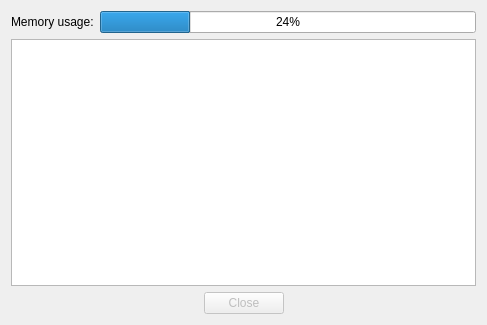
Qt form src/parsedialog.ui (tootal/DBLParse) before a commit.
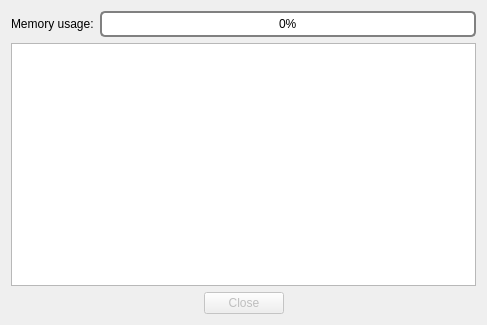
The same form after that commit.

Commit message: feat: add memory usage and stylish progressbar

What changed in the file:
```diff
--- a/src/parsedialog.ui
+++ b/src/parsedialog.ui
@@ -28,8 +28,20 @@
      </item>
      <item>
       <widget class="QProgressBar" name="progressBar">
+       <property name="styleSheet">
+        <string notr="true">QProgressBar {
+    border: 2px solid grey;
+    border-radius: 5px;
+	text-align: center;
+}
+
+QProgressBar::chunk {
+    background-color: #F9ECA8;
+    width: 20px;
+}</string>
+       </property>
        <property name="value">
-        <number>24</number>
+        <number>0</number>
        </property>
       </widget>
      </item>
```
The commit also changes 2 other files.
